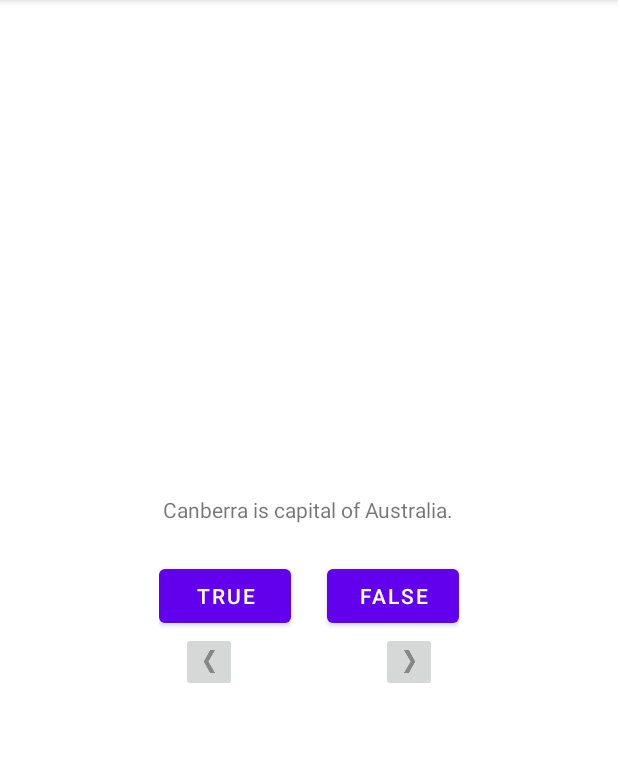
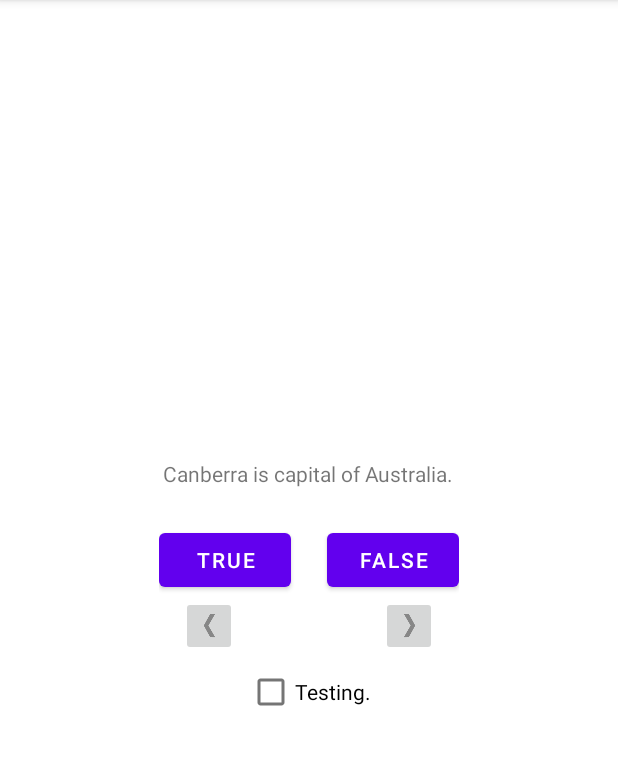
Before and after one commit to pVlasenko/geoquiz, an Android app: the screen it shows after launch (QuizActivity), on a phone screen of 412 x 824 dp, the part 84-849 px from its top. Run offline under Robolectric (Android 15) with nearby library versions, the phone set to English and light mode, and no system bars.

Commit message:
add checkbox

```diff
--- a/app/src/main/res/layout-land/activity_quiz.xml
+++ b/app/src/main/res/layout-land/activity_quiz.xml
@@ -53,5 +53,12 @@
         android:contentDescription="@string/next_button"
         android:src="@drawable/arrow_right" />
 
+    <CheckBox
+        android:id="@+id/checkBox"
+        android:layout_width="wrap_content"
+        android:layout_height="wrap_content"
+        android:layout_gravity="center_horizontal|bottom"
+        android:text="CheckBox" />
+
 
 </FrameLayout>
--- a/app/src/main/res/layout/activity_quiz.xml
+++ b/app/src/main/res/layout/activity_quiz.xml
@@ -58,4 +58,11 @@
 
     </LinearLayout>
 
+    <CheckBox
+        android:id="@+id/checkBox"
+        android:layout_width="wrap_content"
+        android:layout_height="wrap_content"
+        android:layout_gravity="center_horizontal"
+        android:text="@string/checkbox_title"
+        />
 </LinearLayout>
--- a/app/src/main/res/values/strings.xml
+++ b/app/src/main/res/values/strings.xml
@@ -13,4 +13,6 @@
     <string name="question_africa">The source of the Nile River is in Egypt.</string>\
     <string name="question_americas">The Amazon River is the longest river in the Americas.</string>
     <string name="question_asia">Lake Baikal is the world\'s oldest and deepest freshwater lake.</string>
+
+    <string name="checkbox_title">Testing.</string>
 </resources>
```
